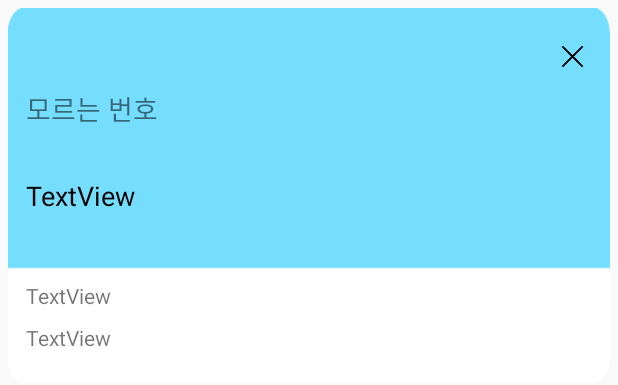
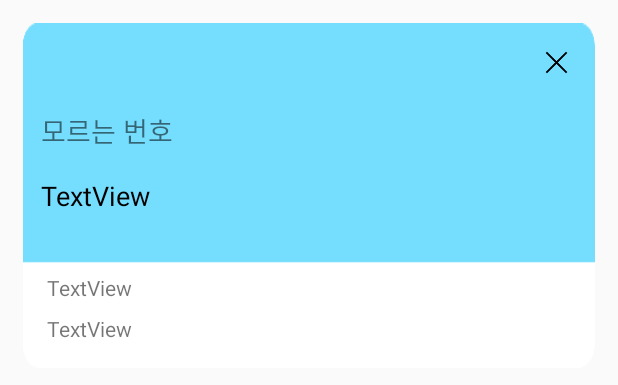
Before and after one commit to eoqkrskfk94/NewPhoneApplication, an Android app: the layout view_in_service_sms.xml on its own in the app's theme, with its tools: preview values and no code run, on a phone screen of 412 x 824 dp. Shown: the top 385 px of the screen. Run offline under Robolectric (Android 15) with nearby library versions, the phone set to English and light mode, and no system bars.

Commit message:
팝업창 수정 및 버그수정

```diff
--- a/app/src/main/java/com/mj/newphoneapplication/IncomingSMSReceiver.java
+++ b/app/src/main/java/com/mj/newphoneapplication/IncomingSMSReceiver.java
@@ -32,7 +32,6 @@ public class IncomingSMSReceiver extends BroadcastReceiver {
                     smsSender = smsMessage.getDisplayOriginatingAddress();
                     smsBody += smsMessage.getMessageBody();
 
-                    Toast.makeText(context, smsSender  + smsBody, Toast.LENGTH_SHORT).show();
                     ArrayList urls = pullLinks(smsBody);
 
                     if(Settings.canDrawOverlays(context)){
--- a/app/src/main/java/com/mj/newphoneapplication/MyService.java
+++ b/app/src/main/java/com/mj/newphoneapplication/MyService.java
@@ -63,11 +63,11 @@ public class MyService extends Service {
         LayoutInflater inflate = (LayoutInflater) getSystemService(Context.LAYOUT_INFLATER_SERVICE);
         wm = (WindowManager) getSystemService(WINDOW_SERVICE);
 
-        int width = (int) TypedValue.applyDimension(TypedValue.COMPLEX_UNIT_DIP, 400, getResources().getDisplayMetrics());
+
 
 
         params = new WindowManager.LayoutParams(
-                width,
+                ViewGroup.LayoutParams.MATCH_PARENT,
                 ViewGroup.LayoutParams.WRAP_CONTENT,
 
                 WindowManager.LayoutParams.TYPE_APPLICATION_OVERLAY,
--- a/app/src/main/res/layout/view_in_service_sms.xml
+++ b/app/src/main/res/layout/view_in_service_sms.xml
@@ -3,9 +3,19 @@
     xmlns:app="http://schemas.android.com/apk/res-auto"
     xmlns:tools="http://schemas.android.com/tools"
     android:layout_width="match_parent"
-    android:layout_height="250dp"
-    android:layout_margin="5dp"
-    android:background="@drawable/incoming_box">
+    android:layout_height="wrap_content">
+
+    <androidx.constraintlayout.widget.ConstraintLayout
+        android:layout_width="match_parent"
+        android:layout_height="230dp"
+        android:layout_margin="15dp"
+        android:background="@drawable/incoming_box"
+        app:layout_constraintBottom_toBottomOf="parent"
+        app:layout_constraintEnd_toEndOf="parent"
+        app:layout_constraintHorizontal_bias="0.482"
+        app:layout_constraintStart_toStartOf="parent"
+        app:layout_constraintTop_toTopOf="parent"
+        app:layout_constraintVertical_bias="0.0">
 
         <ImageButton
             android:id="@+id/cancelbtn"
@@ -18,45 +28,39 @@
             android:textColor="#ffffff"
             app:layout_constraintBottom_toBottomOf="parent"
             app:layout_constraintEnd_toEndOf="parent"
-        app:layout_constraintHorizontal_bias="0.959"
+            app:layout_constraintHorizontal_bias="0.955"
             app:layout_constraintStart_toStartOf="parent"
             app:layout_constraintTop_toTopOf="parent"
-        app:layout_constraintVertical_bias="0.099" />
+            app:layout_constraintVertical_bias="0.079" />
+
+        <TextView
+            android:id="@+id/nameView"
+            android:layout_width="wrap_content"
+            android:layout_height="wrap_content"
+            android:maxLines="1"
+            android:text="모르는 번호"
+            android:textSize="18sp"
+            app:layout_constraintBottom_toBottomOf="parent"
+            app:layout_constraintEnd_toEndOf="parent"
+            app:layout_constraintHorizontal_bias="0.04"
+            app:layout_constraintStart_toStartOf="parent"
+            app:layout_constraintTop_toTopOf="parent"
+            app:layout_constraintVertical_bias="0.285" />
 
         <TextView
             android:id="@+id/MessageView"
             android:layout_width="wrap_content"
             android:layout_height="wrap_content"
-        android:layout_marginBottom="50dp"
-        android:layout_marginEnd="280dp"
-        android:layout_marginStart="10dp"
-        android:layout_marginTop="50dp"
+            android:ellipsize="end"
             android:maxLines="2"
-        android:ellipsize="end"
             android:text="TextView"
             android:textColor="#000000"
             android:textSize="18sp"
             app:layout_constraintBottom_toBottomOf="parent"
             app:layout_constraintEnd_toEndOf="parent"
-        app:layout_constraintHorizontal_bias="0.052"
+            app:layout_constraintHorizontal_bias="0.038"
             app:layout_constraintStart_toStartOf="parent"
             app:layout_constraintTop_toTopOf="parent" />
-
-    <TextView
-        android:id="@+id/nameView"
-        android:layout_width="wrap_content"
-        android:layout_height="wrap_content"
-        android:layout_marginStart="10dp"
-        android:layout_marginTop="36dp"
-        android:maxLines="1"
-        android:text="모르는 번호"
-        android:textSize="18sp"
-        app:layout_constraintBottom_toTopOf="@+id/MessageView"
-        app:layout_constraintEnd_toEndOf="parent"
-        app:layout_constraintHorizontal_bias="0.006"
-        app:layout_constraintStart_toStartOf="parent"
-        app:layout_constraintTop_toTopOf="parent"
-        app:layout_constraintVertical_bias="0.357" />
 
         <TextView
             android:id="@+id/UrlView"
@@ -66,10 +70,10 @@
             android:text="TextView"
             app:layout_constraintBottom_toBottomOf="parent"
             app:layout_constraintEnd_toEndOf="parent"
-        app:layout_constraintHorizontal_bias="0.034"
+            app:layout_constraintHorizontal_bias="0.049"
             app:layout_constraintStart_toStartOf="parent"
             app:layout_constraintTop_toTopOf="parent"
-        app:layout_constraintVertical_bias="0.79" />
+            app:layout_constraintVertical_bias="0.791" />
 
         <TextView
             android:id="@+id/checkUrlView"
@@ -79,10 +83,11 @@
             android:text="TextView"
             app:layout_constraintBottom_toBottomOf="parent"
             app:layout_constraintEnd_toEndOf="parent"
-        app:layout_constraintHorizontal_bias="0.034"
+            app:layout_constraintHorizontal_bias="0.049"
             app:layout_constraintStart_toStartOf="parent"
             app:layout_constraintTop_toTopOf="parent"
-        app:layout_constraintVertical_bias="0.911" />
+            app:layout_constraintVertical_bias="0.92" />
+    </androidx.constraintlayout.widget.ConstraintLayout>
 
 
 </androidx.constraintlayout.widget.ConstraintLayout>
```
Also changed, not shown: app/src/main/java/com/mj/newphoneapplication/CallService.java (+9 -3 lines), app/src/main/java/com/mj/newphoneapplication/IncomingCallReceiver.java (+14 -15 lines), app/src/main/java/com/mj/newphoneapplication/MyServiceSMS.java (+3 -5 lines), app/src/main/res/layout/view_in_service.xml (+31 -29 lines), app/src/main/res/layout/view_in_service_call.xml (+73 -70 lines). Lines whose indentation alone changed are shown as unchanged.
